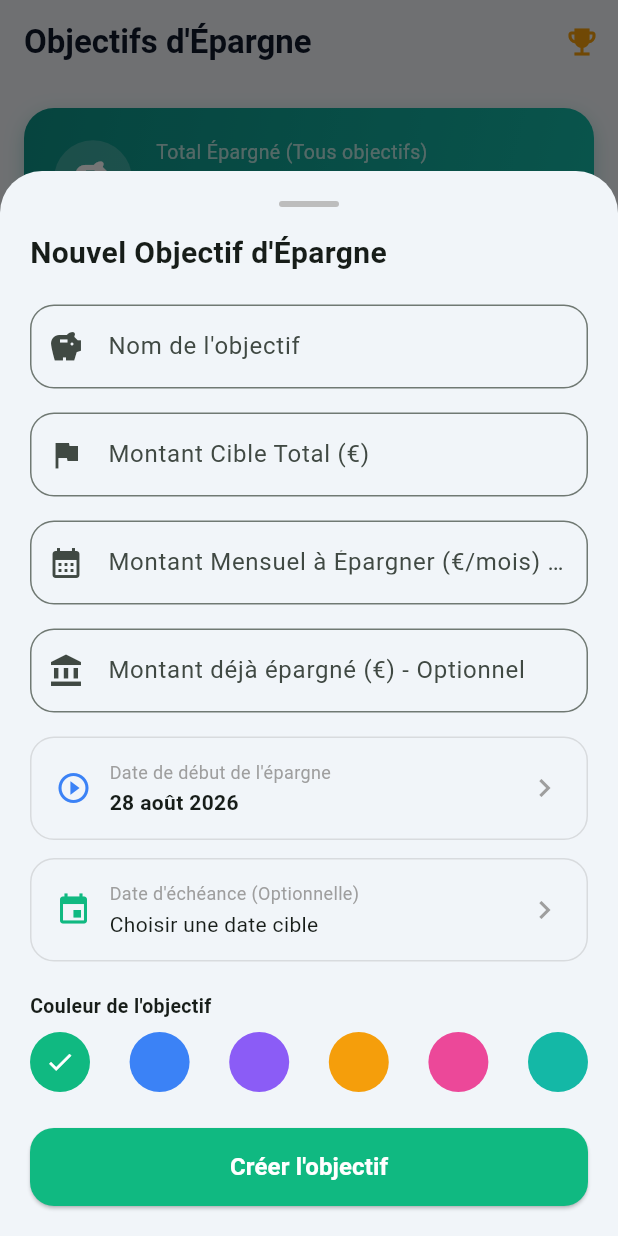
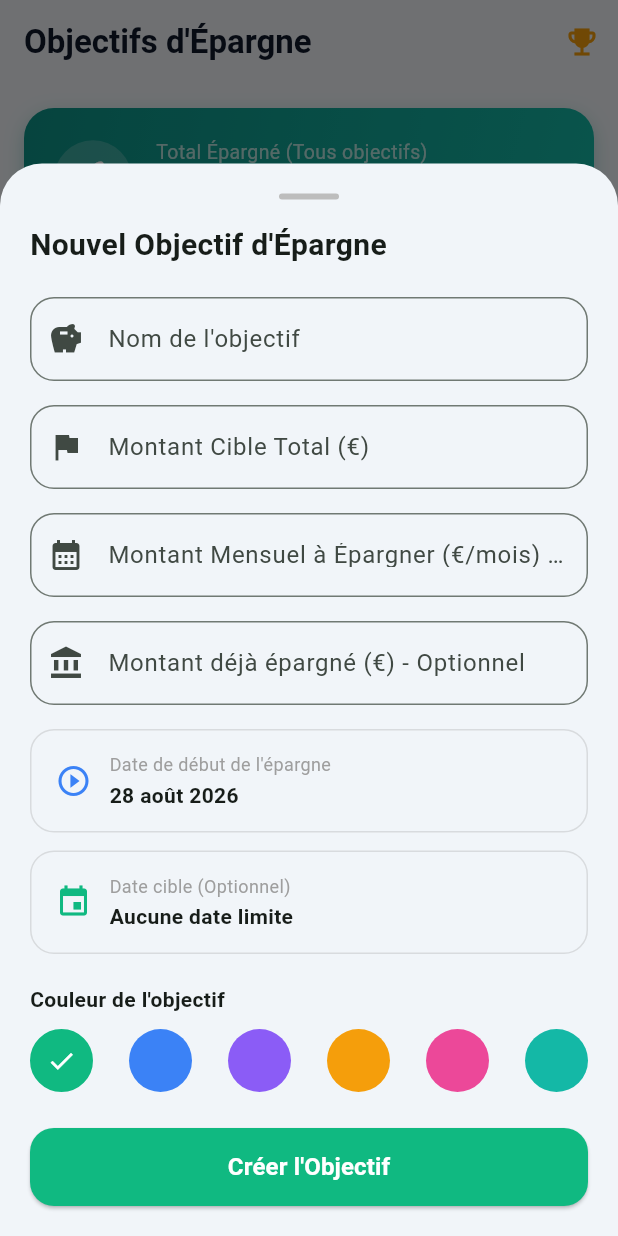
Before and after one commit to devherz/my_salary, a Flutter app: the screen it shows after launch, item 3 of the bottom bar chosen, after a tap on "Créer un objectif", on a phone screen of 412 x 824 dp. Run offline on Flutter 3.47's test engine with Material 3 defaults, Android fonts, the light colour scheme and no system bars; our stand-ins replace fl_chart, flutter_local_notifications, pdf, printing, share_plus, shared_preferences and 1 more.

Commit message:
Fix: Resolution de l overflow RenderFlex de DropdownButtonFormField dans AddGoalModal et ajustement isExpanded

```diff
--- a/lib/screens/analytics_tab.dart
+++ b/lib/screens/analytics_tab.dart
@@ -15,6 +15,7 @@ class AnalyticsTab extends StatefulWidget {
 
 class _AnalyticsTabState extends State<AnalyticsTab> {
   int _touchedIndex = -1;
+  String? _selectedAnalyticsIncomeId;
 
   final List<Color> _chartColors = [
     const Color(0xFF3B82F6), // Blue
@@ -37,8 +38,38 @@ class _AnalyticsTabState extends State<AnalyticsTab> {
       locale: 'fr_FR',
     );
 
-    final breakdown = provider.categoryBreakdown;
-    final totalExpenses = provider.totalExpensesCurrentMonth;
+    final selectedIncome = _selectedAnalyticsIncomeId == null
+        ? null
+        : provider.incomes.firstWhere(
+            (i) => i.id == _selectedAnalyticsIncomeId,
+            orElse: () => provider.incomes.isNotEmpty ? provider.incomes.first : Income(id: '', title: 'Source', amount: 0, date: DateTime.now()),
+          );
+
+    final filteredExpenses = _selectedAnalyticsIncomeId == null
+        ? provider.currentMonthExpenses
+        : provider.currentMonthExpenses.where((e) => e.incomeSourceId == null || e.incomeSourceId == _selectedAnalyticsIncomeId).toList();
+
+    final Map<String, double> breakdown = {};
+    for (final exp in filteredExpenses) {
+      breakdown[exp.category] = (breakdown[exp.category] ?? 0.0) + exp.amount;
+    }
+    final totalExpenses = filteredExpenses.fold<double>(0.0, (sum, e) => sum + e.amount);
+
+    final totalIncomeAmount = _selectedAnalyticsIncomeId == null
+        ? provider.totalIncomeCurrentMonth
+        : (selectedIncome?.amount ?? 0.0);
+
+    final needsRatio = _selectedAnalyticsIncomeId == null ? provider.budgetRule.needsPercent : (selectedIncome?.needsRatio ?? 50.0);
+    final wantsRatio = _selectedAnalyticsIncomeId == null ? provider.budgetRule.wantsPercent : (selectedIncome?.wantsRatio ?? 30.0);
+    final savingsRatio = _selectedAnalyticsIncomeId == null ? provider.budgetRule.savingsPercent : (selectedIncome?.savingsRatio ?? 20.0);
+
+    final needsTarget = (needsRatio / 100) * totalIncomeAmount;
+    final wantsTarget = (wantsRatio / 100) * totalIncomeAmount;
+    final savingsTarget = (savingsRatio / 100) * totalIncomeAmount;
+
+    final needsSpent = filteredExpenses.where((e) => e.budgetType == BudgetCategoryType.needs).fold<double>(0.0, (sum, e) => sum + e.amount);
+    final wantsSpent = filteredExpenses.where((e) => e.budgetType == BudgetCategoryType.wants).fold<double>(0.0, (sum, e) => sum + e.amount);
+    final savingsSpent = filteredExpenses.where((e) => e.budgetType == BudgetCategoryType.savings).fold<double>(0.0, (sum, e) => sum + e.amount);
 
     return Scaffold(
       appBar: AppBar(
@@ -53,6 +84,39 @@ class _AnalyticsTabState extends State<AnalyticsTab> {
         child: Column(
           crossAxisAlignment: CrossAxisAlignment.start,
           children: [
+            // Income Source Filter Chips
+            if (provider.incomes.isNotEmpty) ...[
+              SingleChildScrollView(
+                scrollDirection: Axis.horizontal,
+                child: Row(
+                  children: [
+                    ChoiceChip(
+                      avatar: const Icon(Icons.bar_chart, size: 16),
+                      label: Text('Toutes (${provider.incomes.length})'),
+                      selected: _selectedAnalyticsIncomeId == null,
+                      selectedColor: const Color(0xFF10B981).withValues(alpha: 0.15),
+                      onSelected: (_) => setState(() => _selectedAnalyticsIncomeId = null),
+                    ),
+                    const SizedBox(width: 8),
+                    ...provider.incomes.map((inc) {
+                      final isSelected = _selectedAnalyticsIncomeId == inc.id;
+                      return Padding(
+                        padding: const EdgeInsets.only(right: 8.0),
+                        child: ChoiceChip(
+                          avatar: const Icon(Icons.account_balance_wallet, size: 16),
+                          label: Text('[${inc.statusTag}] ${inc.title}'),
+                          selected: isSelected,
+                          selectedColor: const Color(0xFF3B82F6).withValues(alpha: 0.15),
+                          onSelected: (_) => setState(() => _selectedAnalyticsIncomeId = inc.id),
+                        ),
+                      );
+                    }),
+                  ],
+                ),
+              ),
+              const SizedBox(height: 16),
+            ],
+
             // 1. Category Pie Chart Card
             Card(
               elevation: 0.5,
@@ -62,9 +126,11 @@ class _AnalyticsTabState extends State<AnalyticsTab> {
                 child: Column(
                   crossAxisAlignment: CrossAxisAlignment.start,
                   children: [
-                    const Text(
-                      'Répartition par Catégorie',
-                      style: TextStyle(fontSize: 16, fontWeight: FontWeight.bold),
+                    Text(
+                      _selectedAnalyticsIncomeId == null
+                          ? 'Répartition globale par Catégorie'
+                          : 'Répartition Catégorie: ${selectedIncome?.title}',
+                      style: const TextStyle(fontSize: 16, fontWeight: FontWeight.bold),
                     ),
                     const SizedBox(height: 16),
                     if (breakdown.isEmpty || totalExpenses <= 0)
@@ -72,7 +138,7 @@ class _AnalyticsTabState extends State<AnalyticsTab> {
                         height: 180,
                         child: Center(
                           child: Text(
-                            'Aucune donnée de dépense disponible pour ce mois.',
+                            'Aucune donnée de dépense disponible pour cette sélection.',
                             style: TextStyle(color: Colors.grey),
                           ),
                         ),
@@ -162,7 +228,7 @@ class _AnalyticsTabState extends State<AnalyticsTab> {
             ),
             const SizedBox(height: 20),
 
-            // 2. Budget Rule Distribution Card (50/30/20)
+            // 2. Budget Rule Distribution Card
             Card(
               elevation: 0.5,
               shape: RoundedRectangleBorder(borderRadius: BorderRadius.circular(20)),
@@ -171,31 +237,31 @@ class _AnalyticsTabState extends State<AnalyticsTab> {
                 child: Column(
                   crossAxisAlignment: CrossAxisAlignment.start,
                   children: [
-                    const Text(
-                      'Synthèse Règle Budgétaire',
-                      style: TextStyle(fontSize: 16, fontWeight: FontWeight.bold),
+                    Text(
+                      'Synthèse Règle (${needsRatio.toInt()}/${wantsRatio.toInt()}/${savingsRatio.toInt()})',
+                      style: const TextStyle(fontSize: 16, fontWeight: FontWeight.bold),
                     ),
                     const SizedBox(height: 16),
                     _AnalysisBudgetTypeRow(
                       type: BudgetCategoryType.needs,
-                      spent: provider.needsExpensesSpent,
-                      target: provider.needsBudgetAllowed,
+                      spent: needsSpent,
+                      target: needsTarget,
                       formatter: formatter,
                       color: const Color(0xFF3B82F6),
                     ),
                     const Divider(height: 24),
                     _AnalysisBudgetTypeRow(
                       type: BudgetCategoryType.wants,
-                      spent: provider.wantsExpensesSpent,
-                      target: provider.wantsBudgetAllowed,
+                      spent: wantsSpent,
+                      target: wantsTarget,
                       formatter: formatter,
                       color: const Color(0xFFF59E0B),
                     ),
                     const Divider(height: 24),
                     _AnalysisBudgetTypeRow(
                       type: BudgetCategoryType.savings,
-                      spent: provider.savingsExpensesSpent,
-                      target: provider.savingsBudgetAllowed,
+                      spent: savingsSpent,
+                      target: savingsTarget,
                       formatter: formatter,
                       color: const Color(0xFF10B981),
                     ),
--- a/lib/screens/income_source_details_screen.dart
+++ b/lib/screens/income_source_details_screen.dart
@@ -438,7 +438,7 @@ class _IncomeSourceDetailsScreenState extends State<IncomeSourceDetailsScreen> w
                     ),
                     icon: const Icon(Icons.savings_outlined, size: 18),
                     label: const Text('+ Objectif', style: TextStyle(fontWeight: FontWeight.bold)),
-                    onPressed: () => AddGoalModal.show(context),
+                    onPressed: () => AddGoalModal.show(context, incomeSourceId: income.id),
                   ),
                 ),
               ],
--- a/lib/screens/settings_tab.dart
+++ b/lib/screens/settings_tab.dart
@@ -620,12 +620,13 @@ class _SettingsTabState extends State<SettingsTab> {
                   const Text('Statut de la Source :', style: TextStyle(fontWeight: FontWeight.w600, fontSize: 13)),
                   const SizedBox(height: 6),
                   DropdownButtonFormField<String>(
+                    isExpanded: true,
                     value: selectedStatus,
                     decoration: InputDecoration(
                       border: OutlineInputBorder(borderRadius: BorderRadius.circular(14)),
                       prefixIcon: const Icon(Icons.star_outline, color: Color(0xFF10B981)),
                     ),
-                    items: statusOptions.map((st) => DropdownMenuItem(value: st, child: Text(st))).toList(),
+                    items: statusOptions.map((st) => DropdownMenuItem(value: st, child: Text(st, overflow: TextOverflow.ellipsis, maxLines: 1))).toList(),
                     onChanged: (val) {
                       if (val != null) {
                         setModalState(() {
@@ -665,12 +666,13 @@ class _SettingsTabState extends State<SettingsTab> {
                   const Text('Fréquence :', style: TextStyle(fontWeight: FontWeight.w600, fontSize: 13)),
                   const SizedBox(height: 6),
                   DropdownButtonFormField<String>(
+                    isExpanded: true,
                     value: selectedFrequency,
                     decoration: InputDecoration(
                       border: OutlineInputBorder(borderRadius: BorderRadius.circular(14)),
                       prefixIcon: const Icon(Icons.repeat, color: Color(0xFF3B82F6)),
                     ),
-                    items: frequencyOptions.map((freq) => DropdownMenuItem(value: freq, child: Text(freq))).toList(),
+                    items: frequencyOptions.map((freq) => DropdownMenuItem(value: freq, child: Text(freq, overflow: TextOverflow.ellipsis, maxLines: 1))).toList(),
                     onChanged: (val) {
                       if (val != null) setModalState(() => selectedFrequency = val);
                     },
--- a/lib/widgets/add_goal_modal.dart
+++ b/lib/widgets/add_goal_modal.dart
@@ -5,14 +5,15 @@ import '../models/savings_goal.dart';
 import '../providers/salary_provider.dart';
 
 class AddGoalModal extends StatefulWidget {
-  const AddGoalModal({super.key});
+  final String? initialIncomeSourceId;
+  const AddGoalModal({super.key, this.initialIncomeSourceId});
 
-  static void show(BuildContext context) {
+  static void show(BuildContext context, {String? incomeSourceId}) {
     showModalBottomSheet(
       context: context,
       isScrollControlled: true,
       backgroundColor: Colors.transparent,
-      builder: (_) => const AddGoalModal(),
+      builder: (_) => AddGoalModal(initialIncomeSourceId: incomeSourceId),
     );
   }
 
@@ -42,6 +43,12 @@ class _AddGoalModalState extends State<AddGoalModal> {
   ];
 
   @override
+  void initState() {
+    super.initState();
+    _selectedIncomeSourceId = widget.initialIncomeSourceId;
+  }
+
+  @override
   void dispose() {
     _titleController.dispose();
     _targetAmountController.dispose();
@@ -58,6 +65,16 @@ class _AddGoalModalState extends State<AddGoalModal> {
     final current = double.tryParse(_currentAmountController.text.replaceAll(',', '.')) ?? 0.0;
     final monthly = double.tryParse(_monthlyAmountController.text.replaceAll(',', '.'));
 
+    // Default to primary income source if still null
+    String? finalIncomeId = _selectedIncomeSourceId;
+    if (finalIncomeId == null && provider.incomes.isNotEmpty) {
+      final primary = provider.incomes.firstWhere(
+        (i) => i.isRecurringSalary || i.statusTag == 'Principal',
+        orElse: () => provider.incomes.first,
+      );
+      finalIncomeId = primary.id;
+    }
+
     final goal = SavingsGoal(
       id: 'goal_${DateTime.now().millisecondsSinceEpoch}',
       title: _titleController.text.trim(),
@@ -67,7 +84,7 @@ class _AddGoalModalState extends State<AddGoalModal> {
       targetDate: _targetDate,
       monthlyAmount: monthly,
       colorHex: _selectedColor,
-      incomeSourceId: _selectedIncomeSourceId,
+      incomeSourceId: finalIncomeId,
     );
 
     provider.addSavingsGoal(goal);
@@ -77,6 +94,14 @@ class _AddGoalModalState extends State<AddGoalModal> {
   @override
   Widget build(BuildContext context) {
     final provider = Provider.of<SalaryProvider>(context);
+
+    if (_selectedIncomeSourceId == null && provider.incomes.isNotEmpty) {
+      final primary = provider.incomes.firstWhere(
+        (i) => i.isRecurringSalary || i.statusTag == 'Principal',
+        orElse: () => provider.incomes.first,
+      );
+      _selectedIncomeSourceId = primary.id;
+    }
 
     return Container(
       padding: EdgeInsets.only(
@@ -126,27 +151,28 @@ class _AddGoalModalState extends State<AddGoalModal> {
               ),
               const SizedBox(height: 16),
 
+              // Specific Income Source Dropdown
               if (provider.incomes.isNotEmpty) ...[
-                DropdownButtonFormField<String?>(
-                  value: _selectedIncomeSourceId,
+                DropdownButtonFormField<String>(
+                  isExpanded: true,
+                  value: provider.incomes.any((i) => i.id == _selectedIncomeSourceId) ? _selectedIncomeSourceId : provider.incomes.first.id,
                   decoration: InputDecoration(
-                    labelText: 'Source de Revenu dédiée (Optionnel)',
+                    labelText: 'Source de Revenu Rattachée *',
                     prefixIcon: const Icon(Icons.account_balance_wallet, color: Color(0xFF10B981)),
                     border: OutlineInputBorder(borderRadius: BorderRadius.circular(16)),
                   ),
-                  items: [
-                    const DropdownMenuItem<String?>(
-                      value: null,
-                      child: Text('Toutes les sources (Global)'),
-                    ),
-                    ...provider.incomes.map((inc) {
-                      return DropdownMenuItem<String?>(
-                        value: inc.id,
-                        child: Text('${inc.title} (${inc.amount.toStringAsFixed(0)} ${provider.currency})'),
-                      );
-                    }),
-                  ],
+                  items: provider.incomes.map((inc) {
+                    return DropdownMenuItem<String>(
+                      value: inc.id,
+                      child: Text(
+                        '[${inc.statusTag}] ${inc.title} (${inc.amount.toStringAsFixed(0)} ${provider.currency})',
+                        overflow: TextOverflow.ellipsis,
+                        maxLines: 1,
+                      ),
+                    );
+                  }).toList(),
                   onChanged: (val) => setState(() => _selectedIncomeSourceId = val),
+                  validator: (val) => val == null || val.isEmpty ? 'Veuillez sélectionner une source' : null,
                 ),
                 const SizedBox(height: 16),
               ],
@@ -241,22 +267,21 @@ class _AddGoalModalState extends State<AddGoalModal> {
                           ],
                         ),
                       ),
-                      const Icon(Icons.chevron_right, color: Colors.grey),
                     ],
                   ),
                 ),
               ),
               const SizedBox(height: 12),
 
-              // Target Date Picker (Optionnel)
+              // Target Date Picker
               InkWell(
                 onTap: () async {
                   final picked = await showDatePicker(
                     context: context,
-                    initialDate: _targetDate ?? DateTime.now().add(const Duration(days: 90)),
+                    initialDate: _targetDate ?? DateTime.now().add(const Duration(days: 365)),
                     firstDate: DateTime.now(),
-                    lastDate: DateTime(2035),
-                    helpText: 'Date d\'échéance de l\'épargne',
+                    lastDate: DateTime(2040),
+                    helpText: 'Date cible d\'achèvement',
                     cancelText: 'Annuler',
                     confirmText: 'Choisir',
                   );
@@ -280,29 +305,24 @@ class _AddGoalModalState extends State<AddGoalModal> {
                           crossAxisAlignment: CrossAxisAlignment.start,
                           children: [
                             const Text(
-                              'Date d\'échéance (Optionnelle)',
+                              'Date cible (Optionnel)',
                               style: TextStyle(fontSize: 12, color: Colors.grey),
                             ),
                             const SizedBox(height: 2),
                             Text(
                               _targetDate == null
-                                  ? 'Choisir une date cible'
+                                  ? 'Aucune date limite'
                                   : DateFormat('dd MMMM yyyy', 'fr_FR').format(_targetDate!),
-                              style: TextStyle(
-                                fontSize: 14,
-                                fontWeight: _targetDate != null ? FontWeight.bold : FontWeight.normal,
-                              ),
+                              style: const TextStyle(fontSize: 14, fontWeight: FontWeight.bold),
                             ),
                           ],
                         ),
                       ),
                       if (_targetDate != null)
                         IconButton(
-                          icon: const Icon(Icons.close, size: 18),
+                          icon: const Icon(Icons.clear, size: 18),
                           onPressed: () => setState(() => _targetDate = null),
-                        )
-                      else
-                        const Icon(Icons.chevron_right, color: Colors.grey),
+                        ),
                     ],
                   ),
                 ),
@@ -312,19 +332,26 @@ class _AddGoalModalState extends State<AddGoalModal> {
               // Color Selector
               const Text(
                 'Couleur de l\'objectif',
-                style: TextStyle(fontWeight: FontWeight.w600, fontSize: 13),
+                style: TextStyle(fontSize: 14, fontWeight: FontWeight.bold),
               ),
-              const SizedBox(height: 8),
+              const SizedBox(height: 10),
               Row(
                 mainAxisAlignment: MainAxisAlignment.spaceBetween,
-                children: _colors.map((colorHex) {
-                  final selected = _selectedColor == colorHex;
+                children: _colors.map((c) {
+                  final isSelected = _selectedColor == c;
                   return GestureDetector(
-                    onTap: () => setState(() => _selectedColor = colorHex),
-                    child: CircleAvatar(
-                      radius: 20,
-                      backgroundColor: Color(colorHex),
-                      child: selected
+                    onTap: () => setState(() => _selectedColor = c),
+                    child: Container(
+                      width: 42,
+                      height: 42,
+                      decoration: BoxDecoration(
+                        color: Color(c),
+                        shape: BoxShape.circle,
+                        border: isSelected
+                            ? Border.all(color: Theme.of(context).primaryColor, width: 3)
+                            : null,
+                      ),
+                      child: isSelected
                           ? const Icon(Icons.check, color: Colors.white, size: 20)
                           : null,
                     ),
@@ -339,13 +366,13 @@ class _AddGoalModalState extends State<AddGoalModal> {
                 height: 52,
                 child: ElevatedButton(
                   style: ElevatedButton.styleFrom(
-                    backgroundColor: Color(_selectedColor),
+                    backgroundColor: const Color(0xFF10B981),
                     foregroundColor: Colors.white,
                     shape: RoundedRectangleBorder(borderRadius: BorderRadius.circular(16)),
                   ),
                   onPressed: _submit,
                   child: const Text(
-                    'Créer l\'objectif',
+                    'Créer l\'Objectif',
                     style: TextStyle(fontSize: 16, fontWeight: FontWeight.bold),
                   ),
                 ),
--- a/lib/widgets/add_transaction_modal.dart
+++ b/lib/widgets/add_transaction_modal.dart
@@ -219,6 +219,7 @@ class _AddTransactionModalState extends State<AddTransactionModal> {
               if (_isExpense) ...[
                 if (provider.incomes.isNotEmpty) ...[
                   DropdownButtonFormField<String?>(
+                    isExpanded: true,
                     value: _selectedIncomeSourceId,
                     decoration: InputDecoration(
                       labelText: 'Source de Revenu associée (Optionnel)',
@@ -228,12 +229,16 @@ class _AddTransactionModalState extends State<AddTransactionModal> {
                     items: [
                       const DropdownMenuItem<String?>(
                         value: null,
-                        child: Text('Toutes les sources (Global)'),
+                        child: Text('Toutes les sources (Global)', overflow: TextOverflow.ellipsis, maxLines: 1),
                       ),
                       ...provider.incomes.map((inc) {
                         return DropdownMenuItem<String?>(
                           value: inc.id,
-                          child: Text('${inc.title} (${inc.amount.toStringAsFixed(0)} ${provider.currency})'),
+                          child: Text(
+                            '[${inc.statusTag}] ${inc.title} (${inc.amount.toStringAsFixed(0)} ${provider.currency})',
+                            overflow: TextOverflow.ellipsis,
+                            maxLines: 1,
+                          ),
                         );
                       }),
                     ],
@@ -243,6 +248,7 @@ class _AddTransactionModalState extends State<AddTransactionModal> {
                 ],
                 // Category Dropdown
                 DropdownButtonFormField<String>(
+                  isExpanded: true,
                   value: _selectedCategory,
                   decoration: InputDecoration(
                     labelText: 'Catégorie',
@@ -252,7 +258,7 @@ class _AddTransactionModalState extends State<AddTransactionModal> {
                   items: CategoryHelper.defaultCategories.map((cat) {
                     return DropdownMenuItem(
                       value: cat,
-                      child: Text(cat),
+                      child: Text(cat, overflow: TextOverflow.ellipsis, maxLines: 1),
                     );
                   }).toList(),
                   onChanged: _onCategoryChanged,
```
